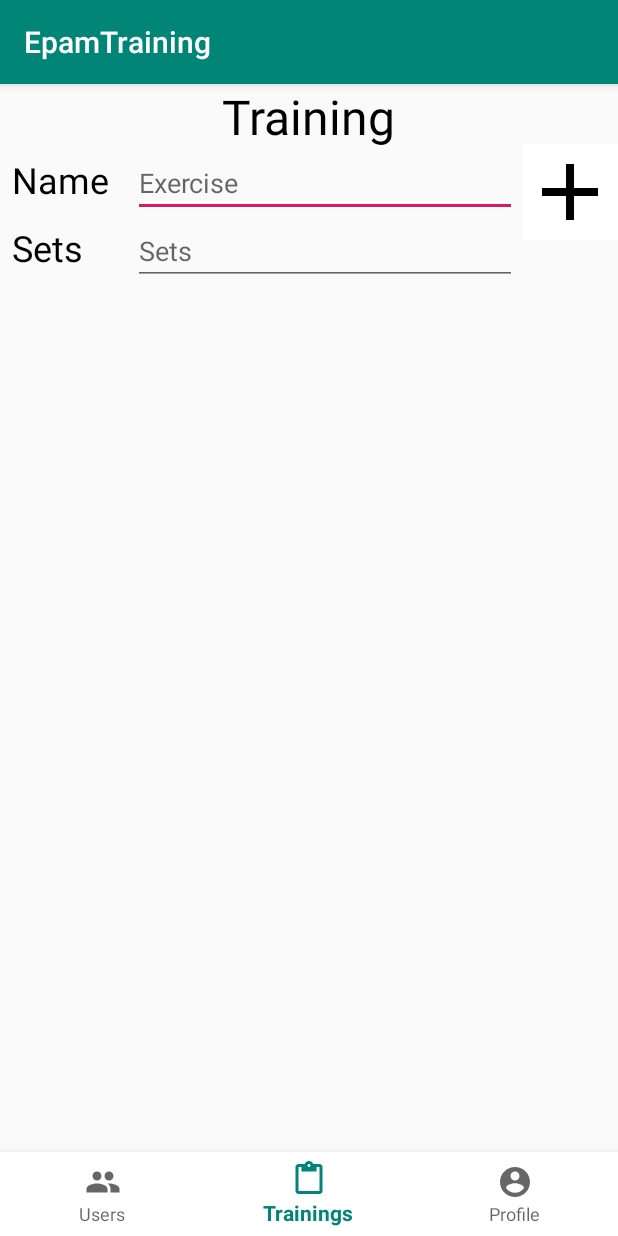
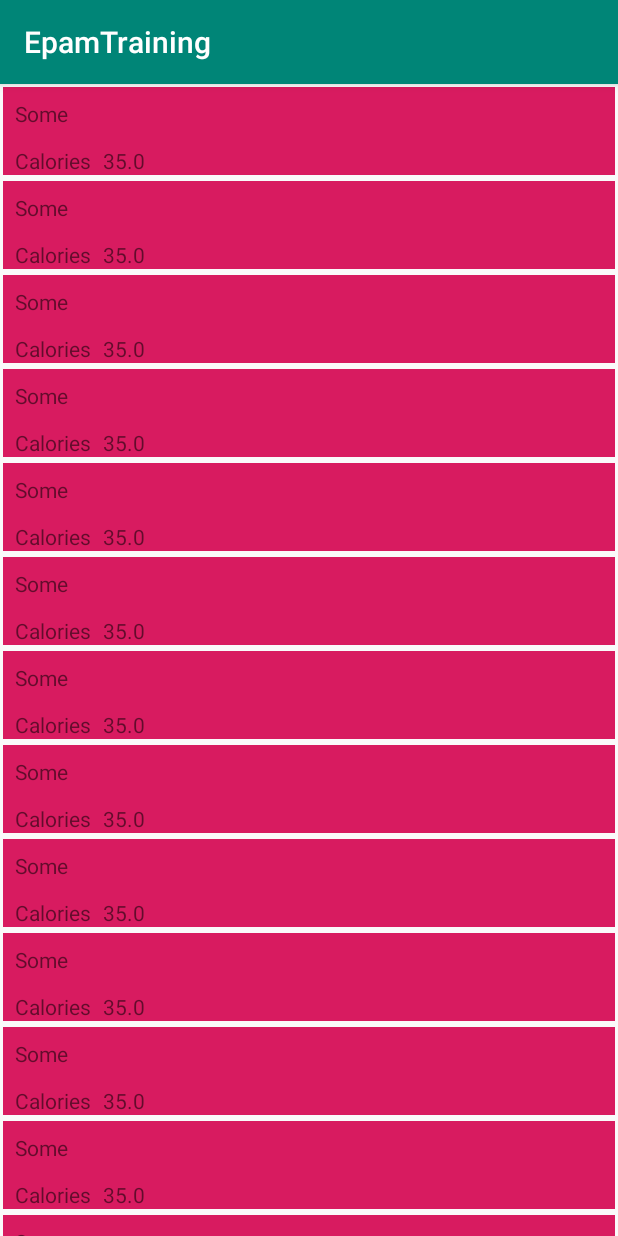
Before and after one commit to MaximSemashko/EpamTraining, an Android app: the screen it shows after launch (MainActivity before the commit, ProductsActivity after it), on a phone screen of 412 x 824 dp. Run offline under Robolectric (Android 15) with nearby library versions, the phone set to English and light mode, and no system bars.

Commit message:
added products recycler view

```diff
--- a/app/build.gradle
+++ b/app/build.gradle
@@ -34,6 +34,7 @@ dependencies {
     androidTestImplementation 'com.android.support.test.espresso:espresso-core:3.0.2'
     implementation 'com.android.support:recyclerview-v7:28.0.0'
     implementation "org.jetbrains.kotlin:kotlin-stdlib-jdk7:$kotlin_version"
+
 }
 repositories {
     mavenCentral()
--- /dev/null
+++ b/app/src/main/java/com/example/epamtraining/activities/ProductsActivity.kt
@@ -0,0 +1,48 @@
+package com.example.epamtraining.activities
+
+import android.os.Bundle
+import android.support.v7.app.AppCompatActivity
+import android.support.v7.widget.LinearLayoutManager
+import com.example.epamtraining.R
+import com.example.epamtraining.adapters.ProductsAdapter
+import com.example.epamtraining.models.Products
+import kotlinx.android.synthetic.main.activity_products.*
+import java.util.*
+
+class ProductsActivity : AppCompatActivity() {
+
+    private lateinit var productsAdapter: ProductsAdapter
+
+    override fun onCreate(savedInstanceState: Bundle?) {
+        super.onCreate(savedInstanceState)
+        setContentView(R.layout.activity_products)
+        productsAdapter = ProductsAdapter()
+
+        productsRecyclerView.apply {
+            layoutManager = LinearLayoutManager(context)
+            adapter = productsAdapter
+        }
+
+        productsAdapter.setItems(getProducts())
+    }
+
+    fun getProducts(): Collection<Products> {
+        return Arrays.asList(
+                Products(UUID.randomUUID().toString(), "Some", 35.0),
+                Products(UUID.randomUUID().toString(), "Some", 35.0),
+                Products(UUID.randomUUID().toString(), "Some", 35.0),
+                Products(UUID.randomUUID().toString(), "Some", 35.0),
+                Products(UUID.randomUUID().toString(), "Some", 35.0),
+                Products(UUID.randomUUID().toString(), "Some", 35.0),
+                Products(UUID.randomUUID().toString(), "Some", 35.0),
+                Products(UUID.randomUUID().toString(), "Some", 35.0),
+                Products(UUID.randomUUID().toString(), "Some", 35.0),
+                Products(UUID.randomUUID().toString(), "Some", 35.0),
+                Products(UUID.randomUUID().toString(), "Some", 35.0),
+                Products(UUID.randomUUID().toString(), "Some", 35.0),
+                Products(UUID.randomUUID().toString(), "Some", 35.0),
+                Products(UUID.randomUUID().toString(), "Some", 35.0),
+                Products(UUID.randomUUID().toString(), "Some", 35.0),
+                Products(UUID.randomUUID().toString(), "Some", 35.0))
+    }
+}
--- a/app/src/main/java/com/example/epamtraining/activities/RegistrationActivity.kt
+++ b/app/src/main/java/com/example/epamtraining/activities/RegistrationActivity.kt
@@ -7,6 +7,7 @@ import com.example.epamtraining.R
 import com.example.epamtraining.models.Users
 import kotlinx.android.synthetic.main.activity_registration.*
 import java.util.*
+
 
 class RegistrationActivity : AppCompatActivity() {
 
@@ -24,7 +25,7 @@ class RegistrationActivity : AppCompatActivity() {
                     weight = usersWeightEditText.text.toString().toDouble(),
                     height = usersHeightEditText.text.toString().toDouble())
 
-            Toast.makeText(this, user.toString(),Toast.LENGTH_LONG).show()
+            Toast.makeText(this, user.toString(), Toast.LENGTH_LONG).show()
         }
     }
 }
--- /dev/null
+++ b/app/src/main/java/com/example/epamtraining/adapters/ProductsAdapter.kt
@@ -0,0 +1,40 @@
+package com.example.epamtraining.adapters
+
+import android.support.v7.widget.RecyclerView
+import android.view.LayoutInflater
+import android.view.View
+import android.view.ViewGroup
+import com.example.epamtraining.R
+import com.example.epamtraining.models.Products
+import kotlinx.android.synthetic.main.product_item.view.*
+import java.util.*
+
+class ProductsAdapter : RecyclerView.Adapter<ProductsAdapter.ProductsViewHolder>() {
+
+    private val productsList = ArrayList<Products>()
+
+    override fun onCreateViewHolder(viewGroup: ViewGroup, i: Int): ProductsViewHolder {
+        val view = LayoutInflater.from(viewGroup.context)
+                .inflate(R.layout.product_item, viewGroup, false)
+        return ProductsViewHolder(view)
+    }
+
+    override fun onBindViewHolder(viewHolder: ProductsAdapter.ProductsViewHolder, i: Int) {
+        viewHolder.bind(productsList.get(i))
+    }
+
+    override fun getItemCount(): Int {
+        return productsList.size
+    }
+
+    fun setItems(products: Collection<Products>) {
+        productsList.addAll(products)
+        notifyDataSetChanged()
+    }
+    inner class ProductsViewHolder(itemView: View) : RecyclerView.ViewHolder(itemView) {
+        fun bind(products: Products) {
+            itemView.productNameTextView.text = products.name
+            itemView.productsCaloriesTextView.text = products.calories.toString()
+        }
+    }
+}
--- a/app/src/main/java/com/example/epamtraining/adapters/TrainingsAdapter.kt
+++ b/app/src/main/java/com/example/epamtraining/adapters/TrainingsAdapter.kt
@@ -21,7 +21,7 @@ class TrainingsAdapter : RecyclerView.Adapter<TrainingsAdapter.TrainingsViewHold
     }
 
     override fun onBindViewHolder(viewHolder: TrainingsViewHolder, i: Int) {
-        viewHolder.bind(exercisesList[i])
+        viewHolder.bind(exercisesList.get(i))
     }
 
     override fun getItemCount(): Int {
--- a/app/src/main/java/com/example/epamtraining/models/Exercises.kt
+++ b/app/src/main/java/com/example/epamtraining/models/Exercises.kt
@@ -2,5 +2,8 @@ package com.example.epamtraining.models
 
 import java.util.*
 
-class Exercises(val id: UUID, val name: String, val repeats: Int, var calories: Double) {
+class Exercises(val id: UUID,
+                val name: String,
+                val repeats: Int,
+                var calories: Double) {
 }
--- a/app/src/main/java/com/example/epamtraining/models/Food.kt
+++ /dev/null
@@ -1,4 +0,0 @@
-package com.example.epamtraining.models
-
-class Food(var name:String="",var callories: Double=0.0) {
-}
--- a/app/src/main/java/com/example/epamtraining/models/Nutrition.kt
+++ b/app/src/main/java/com/example/epamtraining/models/Nutrition.kt
@@ -1,6 +1,6 @@
 package com.example.epamtraining.models
 
-class Nutrition(val breakfastList: List<Food>,
-                val lunchList: List<Food>,
-                val dinnerList: List<Food>) {
+class Nutrition(val breakfastList: List<Products>,
+                val lunchList: List<Products>,
+                val dinnerList: List<Products>) {
 }
--- /dev/null
+++ b/app/src/main/java/com/example/epamtraining/models/Products.kt
@@ -0,0 +1,5 @@
+package com.example.epamtraining.models
+
+class Products(val id: String,
+               val name:String,
+               val calories: Double)
--- a/app/src/main/java/com/example/epamtraining/models/Trainings.kt
+++ b/app/src/main/java/com/example/epamtraining/models/Trainings.kt
@@ -2,5 +2,7 @@ package com.example.epamtraining.models
 
 import java.util.*
 
-data class Trainings(val id: UUID, val name: String,
-                     val duration: Double, val exercisesList: List<Exercises>)
+data class Trainings(val id: UUID,
+                     val name: String,
+                     val duration: Double,
+                     val exercisesList: List<Exercises>)
--- /dev/null
+++ b/app/src/main/res/layout/activity_products.xml
@@ -0,0 +1,15 @@
+<?xml version="1.0" encoding="utf-8"?>
+<LinearLayout xmlns:android="http://schemas.android.com/apk/res/android"
+    xmlns:tools="http://schemas.android.com/tools"
+    android:layout_width="match_parent"
+    android:layout_height="match_parent"
+    android:orientation="vertical"
+    tools:context=".activities.ProductsActivity">
+
+    <android.support.v7.widget.RecyclerView xmlns:android="http://schemas.android.com/apk/res/android"
+        android:id="@+id/productsRecyclerView"
+        android:layout_width="match_parent"
+        android:layout_height="match_parent"
+        tools:listitem="@layout/product_item" />
+
+</LinearLayout>
--- a/app/src/main/res/layout/exercise_item.xml
+++ b/app/src/main/res/layout/exercise_item.xml
@@ -1,15 +1,15 @@
 <?xml version="1.0" encoding="utf-8"?>
 <android.support.v7.widget.CardView xmlns:android="http://schemas.android.com/apk/res/android"
+    xmlns:app="http://schemas.android.com/apk/res-auto"
     xmlns:tools="http://schemas.android.com/tools"
     android:layout_width="match_parent"
     android:layout_height="wrap_content"
-    xmlns:app="http://schemas.android.com/apk/res-auto"
     android:layout_marginLeft="4dp"
     android:layout_marginTop="2dp"
+    android:layout_marginRight="4dp"
+    android:layout_marginBottom="4dp"
     android:elevation="3dp"
-    app:cardBackgroundColor="@color/colorAccent"
-    android:layout_marginRight="4dp"
-    android:layout_marginBottom="4dp">
+    app:cardBackgroundColor="@color/colorAccent">
 
     <RelativeLayout
         android:layout_width="match_parent"
--- a/app/src/main/res/layout/fragment_profile.xml
+++ b/app/src/main/res/layout/fragment_profile.xml
@@ -39,7 +39,7 @@
         android:layout_toRightOf="@id/usersImageView"
         android:textColor="@color/colorBlack"
         android:textSize="18sp"
-        tools:text="Maxim" />
+        android:text="Maxim" />
 
     <TextView
         android:id="@+id/profileParametres"
@@ -51,7 +51,8 @@
         android:layout_toRightOf="@id/usersImageView"
         android:text="Parametres"
         android:textSize="18sp"
-        app:fontFamily="@font/raleway_light" />
+        app:fontFamily="@font/raleway_light"
+        android:layout_marginLeft="80dp" />
 
     <TextView
         android:id="@+id/usersHeights"
@@ -64,7 +65,7 @@
         android:layout_toRightOf="@id/usersImageView"
         android:textColor="@color/colorBlack"
         android:textSize="18sp"
-        tools:text="190 sm" />
+        android:text="190 sm" />
 
     <TextView
         android:id="@+id/usersWeights"
@@ -80,21 +81,19 @@
         android:textColor="@color/colorBlack"
         android:textSize="18sp"
         app:fontFamily="@font/raleway_light"
-        tools:text="85 kg" />
+        android:text="85 kg" />
 
     <android.support.v7.widget.CardView
         android:id="@+id/cardView"
         android:layout_width="match_parent"
         android:layout_height="wrap_content"
         android:layout_below="@id/usersHeights"
-        android:layout_alignParentStart="true"
-        android:layout_alignParentLeft="true"
         android:layout_marginStart="16dp"
+        android:layout_marginTop="16dp"
+        android:layout_marginBottom="80dp"
         android:layout_marginLeft="16dp"
-        android:layout_marginTop="16dp"
         android:layout_marginEnd="16dp"
         android:layout_marginRight="16dp"
-        android:layout_marginBottom="16dp"
         app:cardCornerRadius="10dp"
         app:cardElevation="4dp">
 
--- /dev/null
+++ b/app/src/main/res/layout/product_item.xml
@@ -0,0 +1,41 @@
+<?xml version="1.0" encoding="utf-8"?>
+<android.support.constraint.ConstraintLayout xmlns:android="http://schemas.android.com/apk/res/android"
+    xmlns:app="http://schemas.android.com/apk/res-auto"
+    android:layout_width="match_parent"
+    android:layout_height="wrap_content"
+    android:layout_margin="2dp"
+    android:background="@color/colorAccent">
+
+    <TextView
+        android:id="@+id/productNameTextView"
+        android:layout_width="wrap_content"
+        android:layout_height="wrap_content"
+        android:layout_marginStart="8dp"
+        android:layout_marginLeft="8dp"
+        android:layout_marginTop="8dp"
+        android:text="Banana"
+        app:layout_constraintStart_toStartOf="parent"
+        app:layout_constraintTop_toTopOf="parent" />
+
+    <TextView
+        android:id="@+id/caloriesTextView"
+        android:layout_width="wrap_content"
+        android:layout_height="wrap_content"
+        android:layout_marginStart="8dp"
+        android:layout_marginLeft="8dp"
+        android:layout_marginTop="12dp"
+        android:text="Calories"
+        app:layout_constraintStart_toStartOf="parent"
+        app:layout_constraintTop_toBottomOf="@+id/productNameTextView" />
+
+    <TextView
+        android:id="@+id/productsCaloriesTextView"
+        android:layout_width="wrap_content"
+        android:layout_height="wrap_content"
+        android:layout_marginStart="8dp"
+        android:layout_marginLeft="8dp"
+        android:layout_marginTop="12dp"
+        android:text="35"
+        app:layout_constraintStart_toEndOf="@+id/caloriesTextView"
+        app:layout_constraintTop_toBottomOf="@+id/productNameTextView" />
+</android.support.constraint.ConstraintLayout>
```
Also changed, not shown: app/src/main/AndroidManifest.xml (+6 -4 lines).
